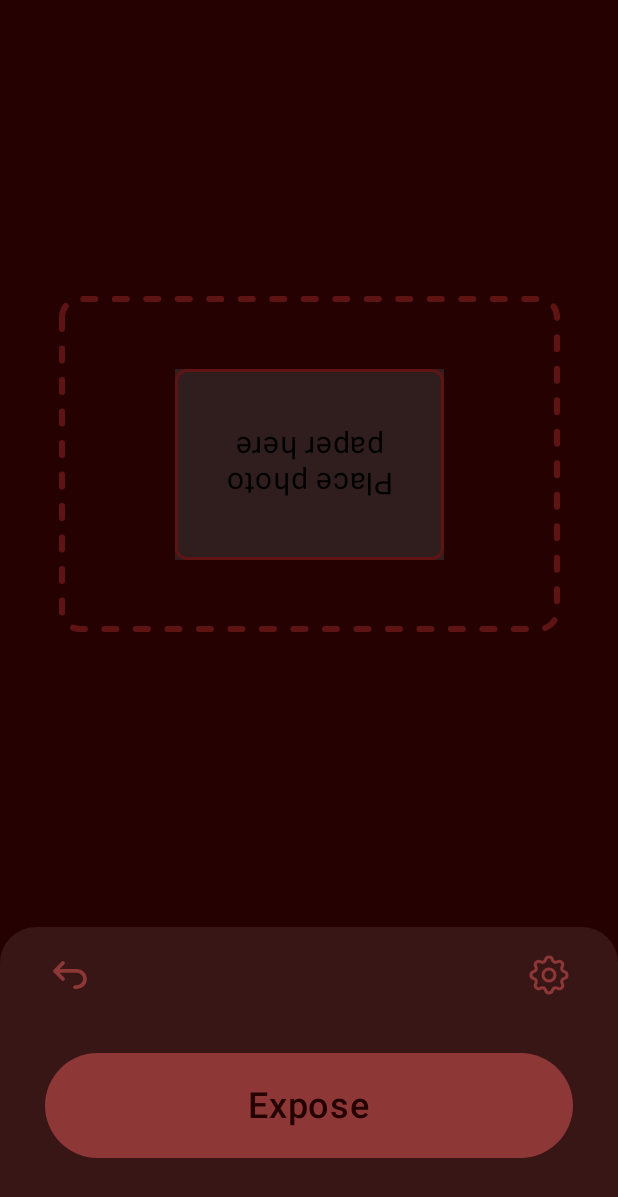
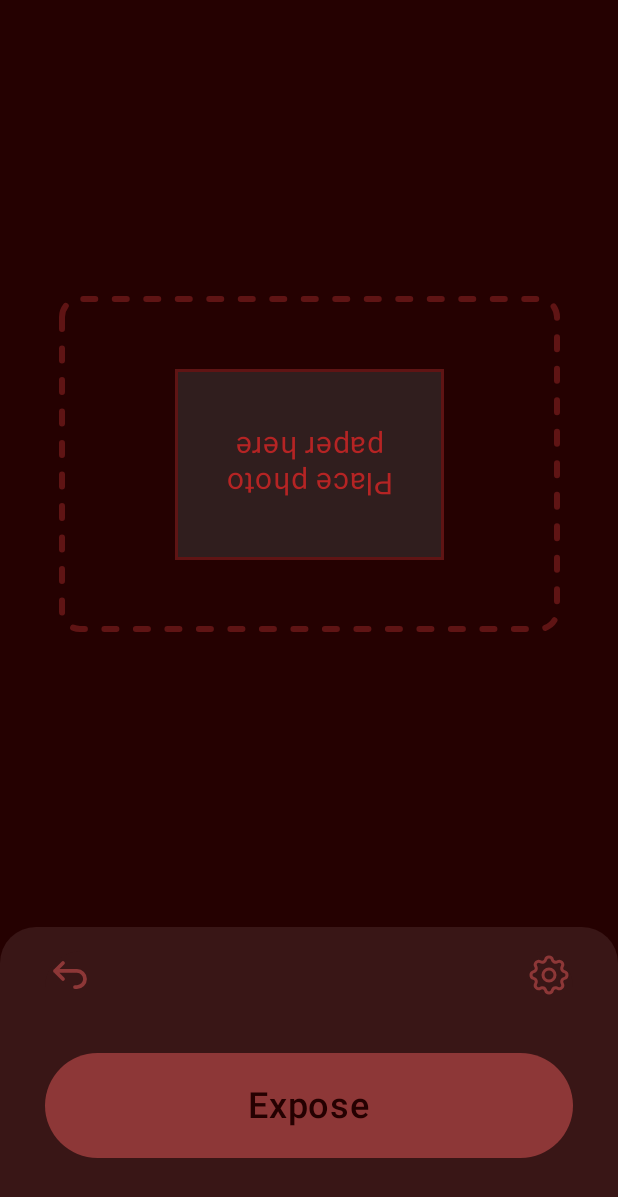
Before and after one commit to Jocey3/DOKA, an Android app built with Jetpack Compose: the ExposureScreen screen opened through its navigation route, on a phone screen of 412 x 824 dp. Shown: the top 1197 px of the screen. Run offline under Robolectric (Android 15) with nearby library versions, the phone set to English and light mode, and no system bars; our stand-ins replace Dagger/Hilt's generated code, constraintlayout-compose; network calls fail; 1 statement that could not run was skipped.

Commit message:
fix image corners

```diff
--- a/app/build.gradle.kts
+++ b/app/build.gradle.kts
@@ -79,9 +79,6 @@ dependencies {
     // Hilt
     implementation(libs.google.dagger)
     implementation(libs.androidx.hilt)
-    implementation(libs.androidx.constraintlayout)
-    kapt(libs.google.hilt.compiler)
-    kapt(libs.androidx.hilt.compiler)
     kapt(libs.google.hilt.compiler)
     kapt(libs.androidx.hilt.compiler)
 
--- a/app/src/main/java/com/doka/ui/screens/exposure/ExposureScreen.kt
+++ b/app/src/main/java/com/doka/ui/screens/exposure/ExposureScreen.kt
@@ -24,6 +24,7 @@ import androidx.compose.ui.Modifier
 import androidx.compose.ui.draw.clip
 import androidx.compose.ui.draw.clipToBounds
 import androidx.compose.ui.draw.rotate
+import androidx.compose.ui.graphics.RectangleShape
 import androidx.compose.ui.graphics.vector.ImageVector
 import androidx.compose.ui.res.vectorResource
 import androidx.compose.ui.text.style.TextAlign
@@ -39,6 +40,7 @@ import com.doka.ui.screens.edit.dashedBorder
 import com.doka.ui.theme.DOKATheme
 import com.doka.ui.theme.FrameInnerColor
 import com.doka.ui.theme.RectangleBorderColor
+import com.doka.ui.theme.RedText
 import com.doka.ui.theme.RudeDark
 import com.doka.ui.theme.RudeMid
 import com.doka.util.ButtonDefault
@@ -112,16 +114,16 @@ fun MainFrame(modifier: Modifier = Modifier) {
             modifier = Modifier
                 .size(width = 179.dp, height = 127.dp)
                 .border(
-                    BorderStroke(2.dp, RectangleBorderColor),
-                    RoundedCornerShape(8.dp)
+                    BorderStroke(2.dp, RectangleBorderColor)
                 )
                 .background(FrameInnerColor)
                 .padding(2.dp)
-                .clip(RoundedCornerShape(8.dp))
+                .clip(RectangleShape)
         ) {
             Text(
                 text = "Place photo paper here",
                 fontSize = 20.sp,
+                color = RedText,
                 textAlign = TextAlign.Center,
                 modifier = Modifier
                     .padding(vertical = 30.dp, horizontal = 20.dp)
--- a/app/src/main/java/com/doka/ui/screens/source_picture/ImageSourceScreen.kt
+++ b/app/src/main/java/com/doka/ui/screens/source_picture/ImageSourceScreen.kt
@@ -73,7 +73,6 @@ fun ImageSourceScreen(
             .fillMaxSize()
             .background(RudeDark)
     ) {
-        Log.d("LogsDd", "Full recomposition")
         val (bottomPanel) = createRefs()
         Box(
             modifier = Modifier
--- a/app/src/main/java/com/doka/ui/theme/Color.kt
+++ b/app/src/main/java/com/doka/ui/theme/Color.kt
@@ -17,6 +17,7 @@ val RudeMid = Color(0xFF391616)
 val RudeLight = Color(0xFF6D2C2C)
 val RudeStartProgress = Color(0xFF6D2C2C)
 val RedClick = Color(0xFFA53232)
+val RedText = Color(0xFFB52424)
 
 val ButtonBackgroundColor = Color(0xFF8D3737)
 val ButtonTextColor = Color(0xFF250101)
```
Also changed, not shown: app/src/main/java/com/doka/ui/screens/edit/EditScreen.kt (+3 -6 lines), app/src/main/java/com/doka/ui/screens/settings/contrast/ContrastScreen.kt (+14 -14 lines), app/src/main/java/com/doka/ui/screens/settings/exposure_e/ExposureEScreen.kt (+3 -5 lines), app/src/main/java/com/doka/ui/screens/settings/exposure_timer/ExposureTimerSettingsScreen.kt (+3 -6 lines), app/src/main/java/com/doka/ui/screens/settings/saturation/SaturationScreen.kt (+10 -12 lines), app/src/main/java/com/doka/ui/screens/settings/tint/TintScreen.kt (+15 -17 lines), app/src/main/java/com/doka/ui/screens/timer_exposure/TimerExposureScreen.kt (+3 -6 lines).
